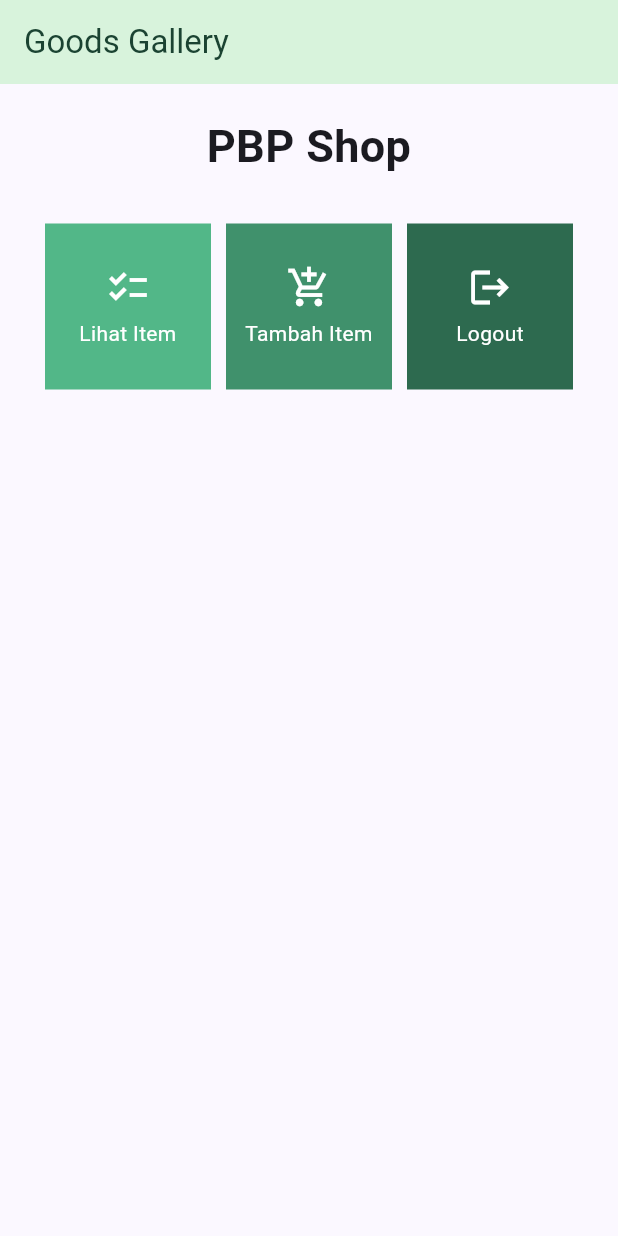
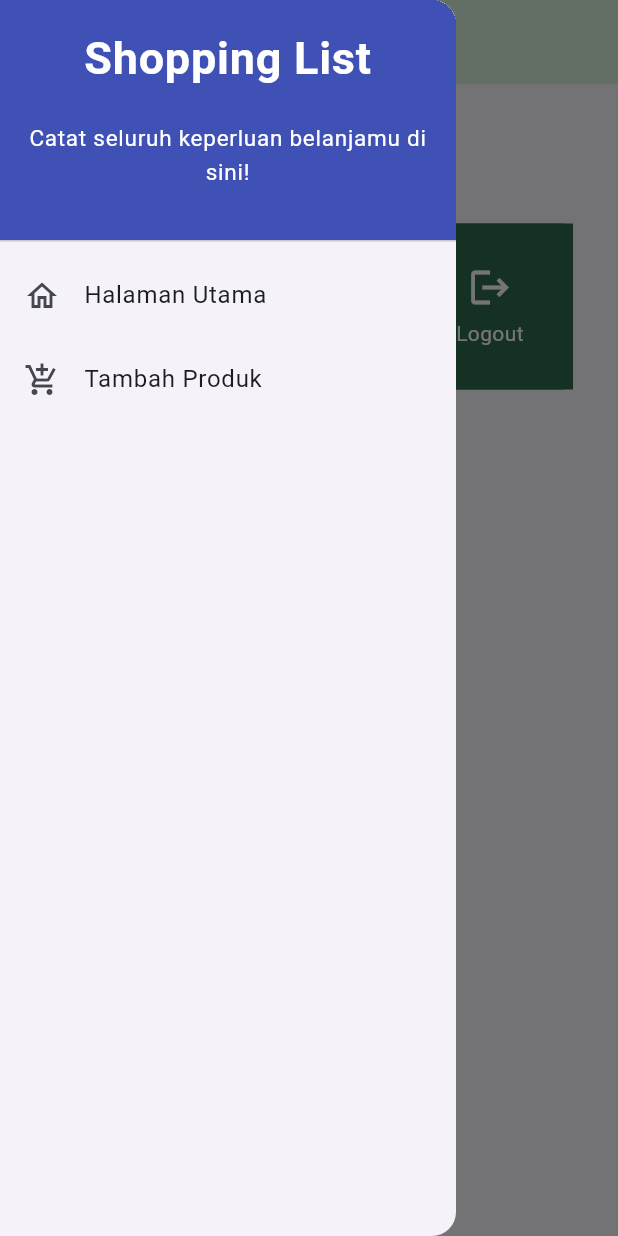
Before and after one commit to Pradiptaa/GoodsGallery, a Flutter app: the screen it shows after launch, with the side drawer open (before the commit the screen has no drawer), on a phone screen of 412 x 824 dp. Run offline on Flutter 3.47's test engine with Material 2 defaults, Android fonts, the light colour scheme and no system bars.

Commit message:
Progress Assignment 8

```diff
--- a/lib/main.dart
+++ b/lib/main.dart
@@ -1,5 +1,5 @@
 import 'package:flutter/material.dart';
-import 'package:goodsgallery/menu.dart';
+import 'package:goodsgallery/screens/menu.dart';
 
 void main() {
   runApp(const MyApp());
--- a/lib/menu.dart
+++ /dev/null
@@ -1,114 +0,0 @@
-import 'package:flutter/material.dart';
-
-class ShopItem {
-  final String name;
-  final IconData icon;
-  final Color color;
-
-  ShopItem(this.name, this.icon, this.color);
-}
-
-
-
-class ShopCard extends StatelessWidget {
-  final ShopItem item;
-
-  const ShopCard(this.item, {super.key});
-
-  @override
-  Widget build(BuildContext context) {
-    return Material(
-      color: item.color, // Use the specified color
-      child: InkWell(
-        onTap: () {
-          ScaffoldMessenger.of(context)
-            ..hideCurrentSnackBar()
-            ..showSnackBar(SnackBar(
-              content: Text("Kamu telah menekan tombol ${item.name}!"),
-            ));
-        },
-        child: Container(
-          padding: const EdgeInsets.all(8),
-          child: Center(
-            child: Column(
-              mainAxisAlignment: MainAxisAlignment.center,
-              children: [
-                Icon(
-                  item.icon,
-                  color: Colors.white,
-                  size: 30.0,
-                ),
-                const Padding(padding: EdgeInsets.all(3)),
-                Text(
-                  item.name,
-                  textAlign: TextAlign.center,
-                  style: const TextStyle(color: Colors.white),
-                ),
-              ],
-            ),
-          ),
-        ),
-      ),
-    );
-  }
-}
-
-class MyHomePage extends StatelessWidget {
-    MyHomePage({Key? key}) : super(key: key);
-
-final List<ShopItem> items = [
-  ShopItem("Lihat Item", Icons.checklist, const Color(0xFF52b788)),
-  ShopItem("Tambah Item", Icons.add_shopping_cart, const Color(0xFF40916c)),
-  ShopItem("Logout", Icons.logout, const Color(0xFF2d6a4f)),
-];
-
-    @override
-    Widget build(BuildContext context) {
-        return Scaffold(
-      appBar: AppBar(
-        title: const Text(
-          'Goods Gallery',
-        ),
-        backgroundColor: const Color(0xFFd8f3dc),
-        foregroundColor: Color(0xFF1b4332),
-      ),
-      body: SingleChildScrollView(
-        // Widget wrapper yang dapat discroll
-        child: Padding(
-          padding: const EdgeInsets.all(10.0), // Set padding dari halaman
-          child: Column(
-            // Widget untuk menampilkan children secara vertikal
-            children: <Widget>[
-              const Padding(
-                padding: EdgeInsets.only(top: 10.0, bottom: 10.0),
-                // Widget Text untuk menampilkan tulisan dengan alignment center dan style yang sesuai
-                child: Text(
-                  'PBP Shop', // Text yang menandakan toko
-                  textAlign: TextAlign.center,
-                  style: TextStyle(
-                    fontSize: 30,
-                    fontWeight: FontWeight.bold,
-                  ),
-                ),
-              ),
-              // Grid layout
-              GridView.count(
-                // Container pada card kita.
-                primary: true,
-                padding: const EdgeInsets.all(20),
-                crossAxisSpacing: 10,
-                mainAxisSpacing: 10,
-                crossAxisCount: 3,
-                shrinkWrap: true,
-                children: items.map((ShopItem item) {
-                  // Iterasi untuk setiap item
-                  return ShopCard(item);
-                }).toList(),
-              ),
-            ],
-          ),
-        ),
-      ),
-    );
-  }
-}
--- /dev/null
+++ b/lib/screens/menu.dart
@@ -0,0 +1,66 @@
+import 'package:goodsgallery/widgets/left_drawer.dart';
+import 'package:flutter/material.dart';
+import 'package:goodsgallery/screens/shoplist_form.dart';
+import 'package:goodsgallery/widgets/shop_card.dart';
+
+class MyHomePage extends StatelessWidget {
+  MyHomePage({Key? key}) : super(key: key);
+
+  final List<ShopItem> items = [
+    ShopItem("Lihat Produk", Icons.checklist),
+    ShopItem("Tambah Produk", Icons.add_shopping_cart),
+    ShopItem("Logout", Icons.logout),
+  ];
+
+  @override
+  Widget build(BuildContext context) {
+    return Scaffold(
+      appBar: AppBar(
+        title: const Text(
+            'GoodsGallery',
+          ),
+          backgroundColor: const Color(0xFFd8f3dc),
+          foregroundColor: const Color(0xFF1b4332),
+        ),
+          // Masukkan drawer sebagai parameter nilai drawer dari widget Scaffold
+          drawer: const LeftDrawer(),
+          body: SingleChildScrollView(
+            // Widget wrapper yang dapat discroll
+            child: Padding(
+          padding: const EdgeInsets.all(10.0), // Set padding dari halaman
+          child: Column(
+            // Widget untuk menampilkan children secara vertikal
+            children: <Widget>[
+              const Padding(
+                padding: EdgeInsets.only(top: 10.0, bottom: 10.0),
+                // Widget Text untuk menampilkan tulisan dengan alignment center dan style yang sesuai
+                child: Text(
+                  'PBP Shop', // Text yang menandakan toko
+                  textAlign: TextAlign.center,
+                  style: TextStyle(
+                    fontSize: 30,
+                    fontWeight: FontWeight.bold,
+                  ),
+                ),
+              ),
+              // Grid layout
+              GridView.count(
+                // Container pada card kita.
+                primary: true,
+                padding: const EdgeInsets.all(20),
+                crossAxisSpacing: 10,
+                mainAxisSpacing: 10,
+                crossAxisCount: 3,
+                shrinkWrap: true,
+                children: items.map((ShopItem item) {
+                  // Iterasi untuk setiap item
+                  return ShopCard(item);
+                }).toList(),
+              ),
+            ],
+          ),
+        ),
+      ),
+    );
+  }
+}
--- /dev/null
+++ b/lib/widgets/left_drawer.dart
@@ -0,0 +1,67 @@
+import 'package:flutter/material.dart';
+import 'package:goodsgallery/screens/menu.dart';
+import 'package:goodsgallery/screens/shoplist_form.dart';
+
+class LeftDrawer extends StatelessWidget {
+  const LeftDrawer({super.key});
+
+  @override
+  Widget build(BuildContext context) {
+    return Drawer(
+      child: ListView(
+        children: [
+          const DrawerHeader(
+            decoration: BoxDecoration(
+              color: Colors.indigo,
+            ),
+            child: Column(
+              children: [
+                Text(
+                  'Shopping List',
+                  textAlign: TextAlign.center,
+                  style: TextStyle(
+                    fontSize: 30,
+                    fontWeight: FontWeight.bold,
+                    color: Colors.white,
+                  ),
+                ),
+                Padding(padding: EdgeInsets.all(10)),
+                Text("Catat seluruh keperluan belanjamu di sini!",
+                    textAlign: TextAlign.center,
+                    style: TextStyle(
+                      fontSize: 15,
+                      fontWeight: FontWeight.normal,
+                      color: Colors.white,
+                    )),
+              ],
+            ),
+          ),
+          ListTile(
+            leading: const Icon(Icons.home_outlined),
+            title: const Text('Halaman Utama'),
+            // Bagian redirection ke MyHomePage
+            onTap: () {
+              Navigator.pushReplacement(
+                  context,
+                  MaterialPageRoute(
+                    builder: (context) => MyHomePage(),
+                  ));
+            },
+          ),
+          ListTile(
+            leading: const Icon(Icons.add_shopping_cart),
+            title: const Text('Tambah Produk'),
+            // Bagian redirection ke ShopFormPage
+            onTap: () {
+              Navigator.push(
+                  context,
+                  MaterialPageRoute(
+                    builder: (context) => ShopFormPage(),
+                  ));
+            },
+          ),
+        ],
+      ),
+    );
+  }
+}
--- /dev/null
+++ b/lib/widgets/shop_card.dart
@@ -0,0 +1,81 @@
+import 'package:flutter/material.dart';
+import 'package:goodsgallery/screens/shoplist_form.dart';
+
+
+class ShopItem {
+  final String name;
+  final IconData icon;
+
+  ShopItem(this.name, this.icon);
+}
+
+class ShopCard extends StatelessWidget {
+  final ShopItem item;
+
+  const ShopCard(this.item, {super.key}); // Constructor
+
+  Color getButtonColor(ShopItem item) {
+    // Fungsi ini akan mengembalikan warna latar belakang sesuai dengan nama tombol
+    switch (item.name) {
+      case "Lihat Produk":
+        return const Color(0xFF52b788);
+      case "Tambah Produk":
+        return const Color(0xFF40916c);
+      case "Logout":
+        return const Color(0xFF2d6a4f);
+      default:
+        return const Color(0xFFd8f3dc);
+    }
+  }
+
+  @override
+  Widget build(BuildContext context) {
+    return Material(
+      color: getButtonColor(item), // Menggunakan fungsi getButtonColor
+      child: InkWell(
+        // Area responsive terhadap sentuhan
+        onTap: () {
+          // Memunculkan SnackBar ketika diklik
+          ScaffoldMessenger.of(context)
+            ..hideCurrentSnackBar()
+            ..showSnackBar(SnackBar(
+                content: Text("Kamu telah menekan tombol ${item.name}!")));
+          // Navigate ke route yang sesuai (tergantung jenis tombol)
+          if (item.name == "Tambah Produk") {
+            // TODO: Gunakan Navigator.push untuk melakukan navigasi ke MaterialPageRoute yang mencakup ShopFormPage.
+            Navigator.push(
+              context,
+              MaterialPageRoute(builder: (context) => ShopFormPage()),
+            );
+          }
+        },
+        child: Container(
+          // Container untuk menyimpan Icon dan Text
+          decoration: BoxDecoration(
+            borderRadius: BorderRadius.circular(8), // Set the border radius here
+            color: getButtonColor(item),
+          ),
+          padding: const EdgeInsets.all(8),
+          child: Center(
+            child: Column(
+              mainAxisAlignment: MainAxisAlignment.center,
+              children: [
+                Icon(
+                  item.icon,
+                  color: Colors.white,
+                  size: 30.0,
+                ),
+                const Padding(padding: EdgeInsets.all(3)),
+                Text(
+                  item.name,
+                  textAlign: TextAlign.center,
+                  style: const TextStyle(color: Colors.white),
+                ),
+              ],
+            ),
+          ),
+        ),
+      ),
+    );
+  }
+}
```
Also changed, not shown: lib/screens/shoplist_form.dart (added, +157 -0 lines), 1 other file.
